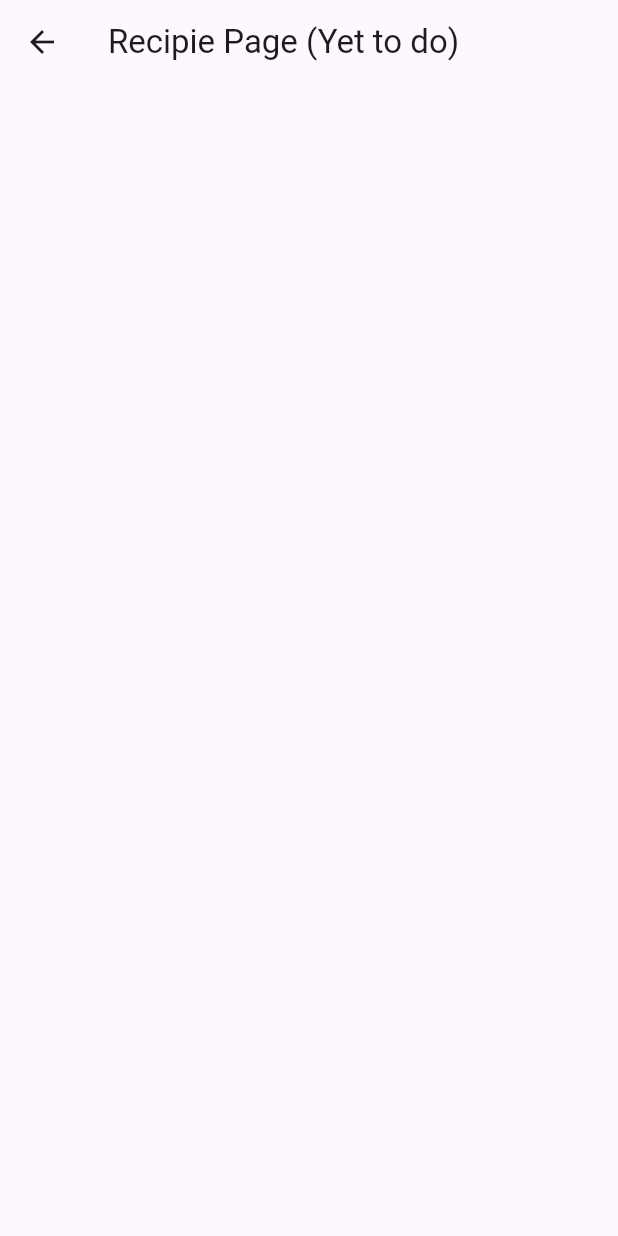
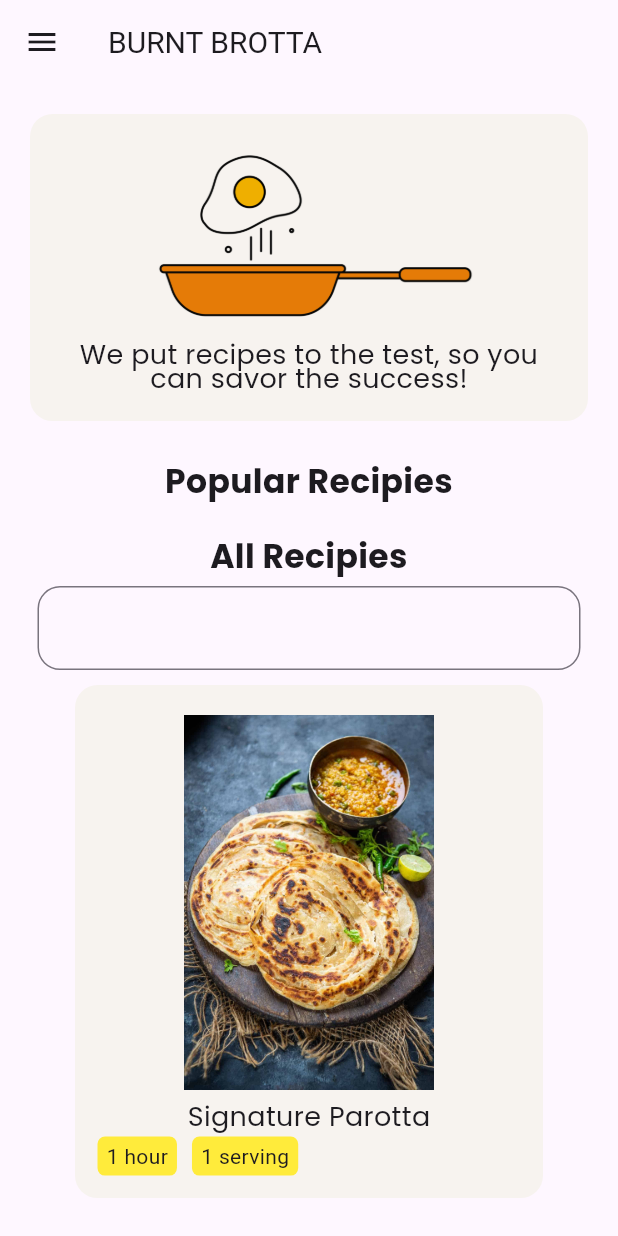
Before and after one commit to akshayks13/BurntBrotta-Flutter, a Flutter app: the RecipiesPage screen opened by its route, on a phone screen of 412 x 824 dp. Run offline on Flutter 3.47's test engine with Material 3 defaults, Android fonts, the phone set to English and light mode, and no system bars; our stand-ins replace google_fonts.

Commit message:
recipe page started

```diff
--- /dev/null
+++ b/lib/models/food.dart
@@ -0,0 +1,15 @@
+import 'package:flutter/cupertino.dart';
+
+class Food{
+  String name;
+  String duration;
+  int serving;
+  String imgpath;
+
+  Food({
+    required this.name,
+    required this.duration,
+    required this.serving,
+    required this.imgpath
+  });
+}
--- /dev/null
+++ b/lib/pages/menutile.dart
@@ -0,0 +1,39 @@
+import 'package:burntbrotta/pages/yellowbox.dart';
+import 'package:flutter/cupertino.dart';
+import 'package:google_fonts/google_fonts.dart';
+
+class MenuTile extends StatelessWidget {
+  const MenuTile({super.key});
+
+  @override
+  Widget build(BuildContext context) {
+    return Container(
+      decoration: BoxDecoration(
+        color: const Color.fromRGBO(247, 243, 239, 1),
+        borderRadius: BorderRadius.circular(15),
+      ),
+      child: Padding(
+        padding: const EdgeInsets.all(10.0),
+        child: Column(
+          mainAxisAlignment: MainAxisAlignment.start,
+          children: [
+            Padding(
+              padding: const EdgeInsets.all(10.0),
+              child: Image.asset("lib/images/recipie_imgs/brotta.jpg",
+              height: 250,),
+            ),
+            Text("Signature Parotta", style: GoogleFonts.poppins(fontSize: 18, height: 0.9, fontWeight: FontWeight.normal),),
+            Row(
+
+              children: [
+                InfoBox(name: "1 hour"),
+                InfoBox(name: "1 serving")
+              ],
+            )
+          ],
+        ),
+      ),
+
+    );
+  }
+}
--- a/lib/pages/recipies.dart
+++ b/lib/pages/recipies.dart
@@ -1,12 +1,83 @@
+import 'package:burntbrotta/models/food.dart';
+import 'package:burntbrotta/pages/menutile.dart';
+import 'package:flutter/cupertino.dart';
 import 'package:flutter/material.dart';
+import 'package:google_fonts/google_fonts.dart';
 
 class RecipiesPage extends StatelessWidget {
   const RecipiesPage({super.key});
 
   @override
   Widget build(BuildContext context) {
+
+    List recipies = [
+      Food(name: "Signature Burnt Parotta", duration: "2 hours", serving: 1, imgpath: "lib/images/recipie_imgs/brotta.jpg"),
+      Food(name: "Indonasian Chicken Noodles", duration: "40 mins", serving: 1, imgpath: "lib/images/recipie_imgs/noodles.jpg"),
+      Food(name: "Chocolate Raspberry Mousse", duration: "20 mins", serving: 1, imgpath: "lib/images/recipie_imgs/chocolate mousse.jpg"),
+      Food(name: "Signature Burnt Parotta", duration: "2 hours", serving: 1, imgpath: "lib/images/recipie_imgs/brotta.jpg"),
+      Food(name: "Signature Burnt Parotta", duration: "2 hours", serving: 1, imgpath: "lib/images/recipie_imgs/brotta.jpg"),
+      Food(name: "Signature Burnt Parotta", duration: "2 hours", serving: 1, imgpath: "lib/images/recipie_imgs/brotta.jpg"),
+    ];
+
     return Scaffold(
-      appBar: AppBar(title: Text("Recipie Page (Yet to do)"),),
+      appBar: AppBar(title: Text("BURNT BROTTA", style: GoogleFonts.climateCrisis(fontSize: 20, height: 0.9),),
+          leading: const Icon(Icons.menu),
+      ),
+          body: ListView(
+        children: [
+          // Title promo something?
+          Padding(
+            padding: const EdgeInsets.all(20.0),
+            child: Container(
+              decoration: BoxDecoration(
+                color: const Color.fromRGBO(247, 243, 239, 1),
+                borderRadius: BorderRadius.circular(15),
+
+              ),
+              child: Padding(
+                padding: const EdgeInsets.all(20.0),
+
+                child: Column(
+                  children: [
+                    Padding(
+                      padding: const EdgeInsets.symmetric(horizontal: 50.0, vertical:5),
+                      child: Image.asset("lib/images/pan.png", ),
+                    ),
+                    const SizedBox(height: 10,),
+                    Text("We put recipes to the test, so you can savor the success!", style: GoogleFonts.poppins(fontSize: 18, height: 0.9, fontWeight: FontWeight.normal), textAlign: TextAlign.center,),
+                  ],
+                ),
+              ),
+            ),
+          ),
+
+          // Popular
+          const SizedBox(height: 10,),
+          Text("Popular Recipies", style: GoogleFonts.poppins(fontSize: 22, height: 0.9, fontWeight: FontWeight.w700), textAlign: TextAlign.center,),
+
+          // Search bar
+          const SizedBox(height: 10,),
+
+
+          // All
+          const SizedBox(height: 20,),
+          Text("All Recipies", style: GoogleFonts.poppins(fontSize: 22, height: 0.9, fontWeight: FontWeight.w700), textAlign: TextAlign.center,),
+          const SizedBox(height: 10,),
+          Padding(
+              padding: EdgeInsets.symmetric(horizontal: 25.0),
+              child: TextField(
+                decoration: InputDecoration(border: OutlineInputBorder(borderSide: BorderSide(color: Colors.black), borderRadius: BorderRadius.circular(15))),
+              )
+          ),
+          const SizedBox(height: 10,),
+          Padding(
+            padding: const EdgeInsets.symmetric(horizontal: 50.0),
+            child: MenuTile(),
+          ),
+        ],
+    )
+
+
     );
   }
 }
--- /dev/null
+++ b/lib/pages/yellowbox.dart
@@ -0,0 +1,21 @@
+import 'package:flutter/cupertino.dart';
+import 'package:flutter/material.dart';
+
+class InfoBox extends StatelessWidget {
+  String name;
+  InfoBox({super.key, required this.name});
+
+  @override
+  Widget build(BuildContext context) {
+    return Padding(
+      padding: const EdgeInsets.all(5.0),
+      child: Container(
+        decoration: BoxDecoration(color: Colors.yellow, borderRadius: BorderRadius.circular(5)),
+        child: Padding(
+          padding: const EdgeInsets.symmetric(horizontal: 6.0, vertical: 3),
+          child: Text(name),
+        ),
+      ),
+    );
+  }
+}
--- a/pubspec.yaml
+++ b/pubspec.yaml
@@ -63,6 +63,10 @@ flutter:
   assets:
   - lib/images/salad.png
   - lib/images/cooking.png
+  - lib/images/pan.png
+  - lib/images/recipie_imgs/brotta.jpg
+  - lib/images/recipie_imgs/chocolate mousse.jpg
+  - lib/images/recipie_imgs/noodles.jpg
   #   - images/a_dot_ham.jpeg
 
   # An image asset can refer to one or more resolution-specific "variants", see
```
Also changed, not shown: home.png (added), lib/images/pan.png (added), lib/images/recipie_imgs/Thai red curry.jpg (added), lib/images/recipie_imgs/brotta.jpg (added), lib/images/recipie_imgs/bubble tea.jpg (added), lib/images/recipie_imgs/chocolate mousse.jpg (added), lib/images/recipie_imgs/noodles.jpg (added), lib/images/recipie_imgs/tofu shakshuka.jpg (added).
